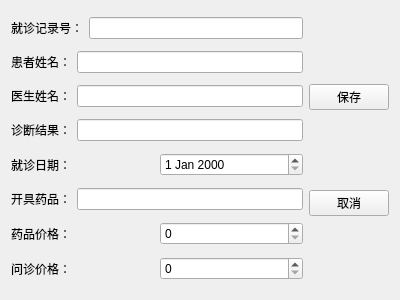
This is recordedit.ui in unzoth/Qt- as Qt 5 draws it before an edit. The edited form follows.
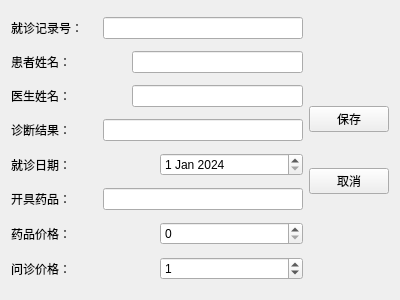
This is the edited form.

Diff of the .ui file:
```diff
--- a/recordedit.ui
+++ b/recordedit.ui
@@ -26,7 +26,14 @@
         </widget>
        </item>
        <item>
-        <widget class="QLineEdit" name="recID"/>
+        <widget class="QLineEdit" name="recID">
+         <property name="maximumSize">
+          <size>
+           <width>200</width>
+           <height>16777215</height>
+          </size>
+         </property>
+        </widget>
        </item>
       </layout>
      </item>
@@ -40,7 +47,14 @@
         </widget>
        </item>
        <item>
-        <widget class="QLineEdit" name="recName"/>
+        <widget class="QLineEdit" name="recName">
+         <property name="maximumSize">
+          <size>
+           <width>171</width>
+           <height>16777215</height>
+          </size>
+         </property>
+        </widget>
        </item>
       </layout>
      </item>
@@ -54,7 +68,14 @@
         </widget>
        </item>
        <item>
-        <widget class="QLineEdit" name="recDocName"/>
+        <widget class="QLineEdit" name="recDocName">
+         <property name="maximumSize">
+          <size>
+           <width>171</width>
+           <height>16777215</height>
+          </size>
+         </property>
+        </widget>
        </item>
       </layout>
      </item>
@@ -68,7 +89,14 @@
         </widget>
        </item>
        <item>
-        <widget class="QLineEdit" name="recResult"/>
+        <widget class="QLineEdit" name="recResult">
+         <property name="maximumSize">
+          <size>
+           <width>200</width>
+           <height>16777215</height>
+          </size>
+         </property>
+        </widget>
        </item>
       </layout>
      </item>
@@ -82,7 +110,24 @@
         </widget>
        </item>
        <item>
-        <widget class="QDateEdit" name="recDate"/>
+        <widget class="QDateEdit" name="recDate">
+         <property name="maximumSize">
+          <size>
+           <width>171</width>
+           <height>16777215</height>
+          </size>
+         </property>
+         <property name="dateTime">
+          <datetime>
+           <hour>0</hour>
+           <minute>0</minute>
+           <second>0</second>
+           <year>2024</year>
+           <month>1</month>
+           <day>1</day>
+          </datetime>
+         </property>
+        </widget>
        </item>
       </layout>
      </item>
@@ -96,7 +141,14 @@
         </widget>
        </item>
        <item>
-        <widget class="QLineEdit" name="recDrup"/>
+        <widget class="QLineEdit" name="recDrup">
+         <property name="maximumSize">
+          <size>
+           <width>200</width>
+           <height>16777215</height>
+          </size>
+         </property>
+        </widget>
        </item>
       </layout>
      </item>
@@ -124,7 +176,17 @@
         </widget>
        </item>
        <item>
-        <widget class="QSpinBox" name="recDocPrice"/>
+        <widget class="QSpinBox" name="recDocPrice">
+         <property name="maximum">
+          <number>99999</number>
+         </property>
+         <property name="stepType">
+          <enum>QAbstractSpinBox::DefaultStepType</enum>
+         </property>
+         <property name="value">
+          <number>1</number>
+         </property>
+        </widget>
        </item>
       </layout>
      </item>
@@ -157,10 +219,13 @@
        <property name="orientation">
         <enum>Qt::Vertical</enum>
        </property>
+       <property name="sizeType">
+        <enum>QSizePolicy::Minimum</enum>
+       </property>
        <property name="sizeHint" stdset="0">
         <size>
          <width>20</width>
-         <height>40</height>
+         <height>30</height>
         </size>
        </property>
       </spacer>
```
Left out of the diff: 9 changed lines with no effect on the pictures.
